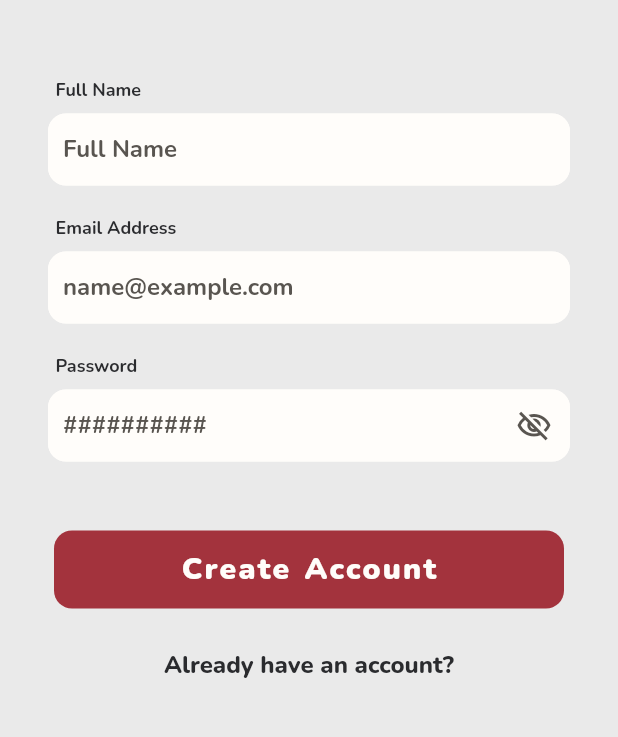
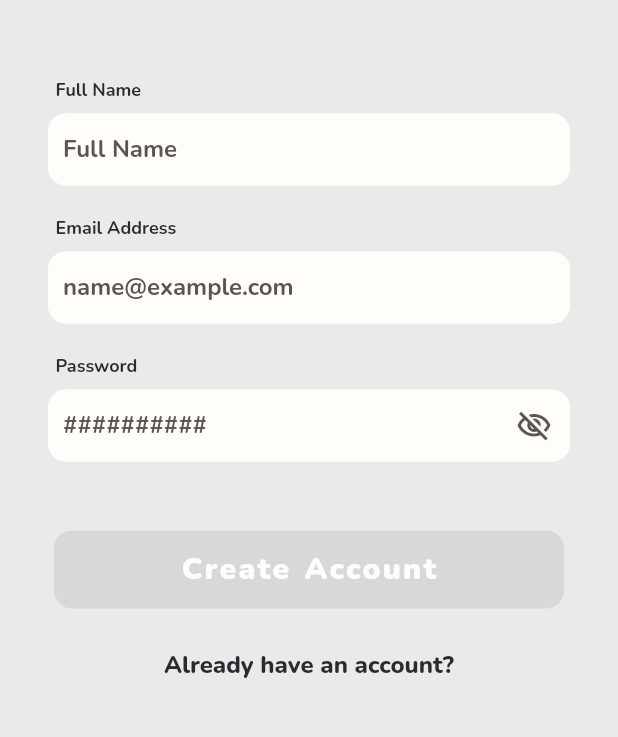
Before and after one commit to rabianurtunen0/Notely, a Flutter app: the screen it shows after launch, on a phone screen of 412 x 824 dp, the part 314-1051 px from its top. Run offline on Flutter 3.47's test engine with Material 2 defaults, Android fonts, the phone set to English and light mode, and no system bars; our stand-ins replace cloud_firestore, firebase_auth, firebase_core, flutter_svg, fluttertoast, get and 2 more; accounts and stored records are empty.

Commit message:
delete highlight color

```diff
--- a/lib/theme.dart
+++ b/lib/theme.dart
@@ -1,26 +1,25 @@
 import 'package:flutter/material.dart';
 
 class Themes {
+
   static final lightTheme = ThemeData(
     fontFamily: 'Nunito',
     backgroundColor: const Color(0XFFEAEAEA),
-    highlightColor: const Color(0XFFA3333D),
+    shadowColor: Colors.white,
     textSelectionTheme: const TextSelectionThemeData(
       selectionColor: Color(0XFF2A2B2E),
-      selectionHandleColor: Color(0XFF2A2B2E)
+      selectionHandleColor: Color(0XFF2A2B2E),
     ),
-    shadowColor: Colors.white,
   );
 
   static final darkTheme = ThemeData(
     fontFamily: 'Nunito',
     backgroundColor: const Color(0XFF2A2B2E),
-    highlightColor: const Color(0XFFA3333D),
+    shadowColor: Colors.black,
     textSelectionTheme: const TextSelectionThemeData(
       selectionColor: Color(0XFFEAEAEA),
       selectionHandleColor: Color(0XFFD9D9D9),
     ),
-    shadowColor: Colors.black,
   );
 
 }
```
